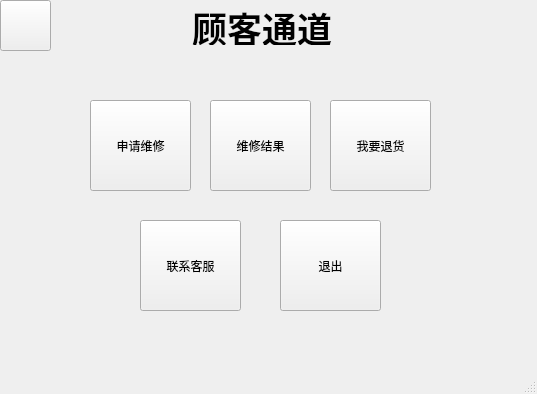
Old version of the form mainwindow2.ui in the repository code-aifarmer/Home-appliance-information-management-system-.
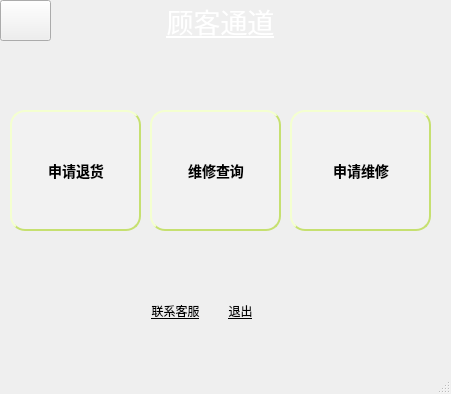
New version of the form. Icons and pictures are not drawn.

```diff
--- a/mainwindow2.ui
+++ b/mainwindow2.ui
@@ -6,43 +6,83 @@
    <rect>
     <x>0</x>
     <y>0</y>
-    <width>537</width>
+    <width>451</width>
     <height>394</height>
    </rect>
   </property>
   <property name="windowTitle">
    <string>MainWindow</string>
   </property>
+  <property name="styleSheet">
+   <string notr="true">
+ background-color: qlineargradient(x1:0, y1:0, x2:1, y2:1,
+stop:0 #ffffff,stop:1 #ffffff);</string>
+  </property>
   <widget class="QWidget" name="centralwidget">
    <widget class="QPushButton" name="pushButton_4">
     <property name="geometry">
      <rect>
-      <x>210</x>
-      <y>100</y>
-      <width>101</width>
-      <height>91</height>
+      <x>150</x>
+      <y>110</y>
+      <width>131</width>
+      <height>121</height>
      </rect>
     </property>
+    <property name="styleSheet">
+     <string notr="true">QPushButton:hover {
+background-color: #91c46c;
+
+}
+
+QPushButton {
+background-color: #ffffff;
+color: #ffffff;
+color: black;
+                    /* 文字颜色 */
+background-color: #f2f2f2;       /* 背景色 */
+border-style: outset;            /* 边框风格 */
+border-width: 2px;               /* 边框宽度 */
+border-radius: 5px;              /* 边框圆角 */
+border-color: #c6e070;           /* 边框颜色 */
+font: bold 14px;                 /* 字体 */
+min-width: 2em;                  /* 控件最小宽度 */
+min-height: 2px;                 /* 控件最小高度 */
+font-family: 宋体;            /* 字库 */
+padding: 5px;                    /* 内边距 */
+padding-left:6px;                /* 文字横向偏移 */
+padding-top:6px;                 /* 文字纵向偏移 */
+border-radius:15px
+}
+
+</string>
+    </property>
     <property name="text">
-     <string>维修结果</string>
+     <string>维修查询</string>
     </property>
    </widget>
    <widget class="QLabel" name="label">
     <property name="geometry">
      <rect>
-      <x>190</x>
-      <y>10</y>
-      <width>144</width>
-      <height>35</height>
+      <x>-10</x>
+      <y>0</y>
+      <width>461</width>
+      <height>41</height>
      </rect>
     </property>
     <property name="font">
      <font>
-      <pointsize>26</pointsize>
-      <weight>75</weight>
-      <bold>true</bold>
+      <pointsize>20</pointsize>
+      <italic>false</italic>
+      <underline>true</underline>
      </font>
     </property>
+    <property name="styleSheet">
+     <string notr="true">
+ background-color: qlineargradient(x1:0, y1:0, x2:1, y2:1,
+stop:0 #91c46c,stop:1#91c46c);
+ 
+color: white; </string>
+    </property>
     <property name="text">
      <string>顾客通道</string>
     </property>
@@ -54,11 +94,21 @@
     <property name="geometry">
      <rect>
       <x>140</x>
-      <y>220</y>
-      <width>101</width>
-      <height>91</height>
+      <y>300</y>
+      <width>71</width>
+      <height>21</height>
      </rect>
     </property>
+    <property name="styleSheet">
+     <string notr="true">
+ background-color: qlineargradient(x1:0, y1:0, x2:1, y2:1,
+stop:0 #ffffff,stop:1 #ffffff);
+ 
+ text-decoration:underline;
+
+ 
+;border-radius:15px</string>
+    </property>
     <property name="text">
      <string>联系客服</string>
     </property>
@@ -66,12 +116,20 @@
    <widget class="QPushButton" name="pushButton">
     <property name="geometry">
      <rect>
-      <x>280</x>
-      <y>220</y>
-      <width>101</width>
-      <height>91</height>
+      <x>210</x>
+      <y>300</y>
+      <width>61</width>
+      <height>21</height>
      </rect>
     </property>
+    <property name="styleSheet">
+     <string notr="true">
+ background-color: qlineargradient(x1:0, y1:0, x2:1, y2:1,
+stop:0 #ffffff,stop:1 #ffffff);
+ 
+ text-decoration:underline;
+border-radius:15px</string>
+    </property>
     <property name="text">
      <string>退出</string>
     </property>
@@ -79,25 +137,81 @@
    <widget class="QPushButton" name="pushButton_2">
     <property name="geometry">
      <rect>
-      <x>330</x>
-      <y>100</y>
-      <width>101</width>
-      <height>91</height>
+      <x>10</x>
+      <y>110</y>
+      <width>131</width>
+      <height>121</height>
      </rect>
     </property>
+    <property name="styleSheet">
+     <string notr="true">QPushButton:hover {
+background-color: #91c46c;
+
+}
+
+QPushButton {
+background-color: #ffffff;
+color: #ffffff;
+color: black;
+                    /* 文字颜色 */
+background-color: #f2f2f2;       /* 背景色 */
+border-style: outset;            /* 边框风格 */
+border-width: 2px;               /* 边框宽度 */
+border-radius: 5px;              /* 边框圆角 */
+border-color: #c6e070;           /* 边框颜色 */
+font: bold 14px;                 /* 字体 */
+min-width: 2em;                  /* 控件最小宽度 */
+min-height: 2px;                 /* 控件最小高度 */
+font-family: 宋体;            /* 字库 */
+padding: 5px;                    /* 内边距 */
+padding-left:6px;                /* 文字横向偏移 */
+padding-top:6px;                 /* 文字纵向偏移 */
+border-radius:15px
+}
+
+</string>
+    </property>
     <property name="text">
-     <string>我要退货</string>
+     <string>申请退货</string>
     </property>
    </widget>
    <widget class="QPushButton" name="pushButton_3">
     <property name="geometry">
      <rect>
-      <x>90</x>
-      <y>100</y>
-      <width>101</width>
-      <height>91</height>
+      <x>290</x>
+      <y>110</y>
+      <width>141</width>
+      <height>121</height>
      </rect>
     </property>
+    <property name="styleSheet">
+     <string notr="true">QPushButton:hover {
+background-color: #91c46c;
+
+}
+
+QPushButton {
+background-color: #ffffff;
+color: #ffffff;
+color: black;
+                    /* 文字颜色 */
+background-color: #f2f2f2;       /* 背景色 */
+border-style: outset;            /* 边框风格 */
+border-width: 2px;               /* 边框宽度 */
+border-radius: 5px;              /* 边框圆角 */
+border-color: #c6e070;           /* 边框颜色 */
+font: bold 14px;                 /* 字体 */
+min-width: 2em;                  /* 控件最小宽度 */
+min-height: 2px;                 /* 控件最小高度 */
+font-family: 宋体;            /* 字库 */
+padding: 5px;                    /* 内边距 */
+padding-left:6px;                /* 文字横向偏移 */
+padding-top:6px;                 /* 文字纵向偏移 */
+border-radius:15px
+}
+
+</string>
+    </property>
     <property name="text">
      <string>申请维修</string>
     </property>
@@ -108,7 +222,7 @@
       <x>0</x>
       <y>0</y>
       <width>51</width>
-      <height>51</height>
+      <height>41</height>
      </rect>
     </property>
     <property name="styleSheet">
```
Left out of the diff: 109 changed lines with no effect on the pictures.
